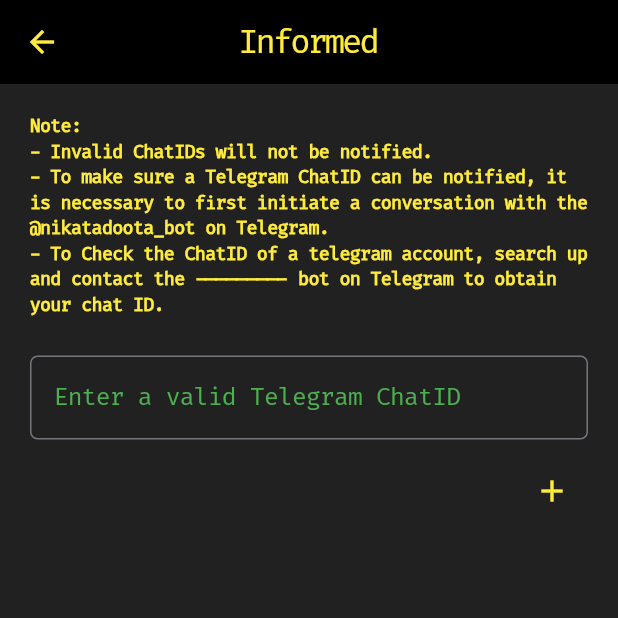
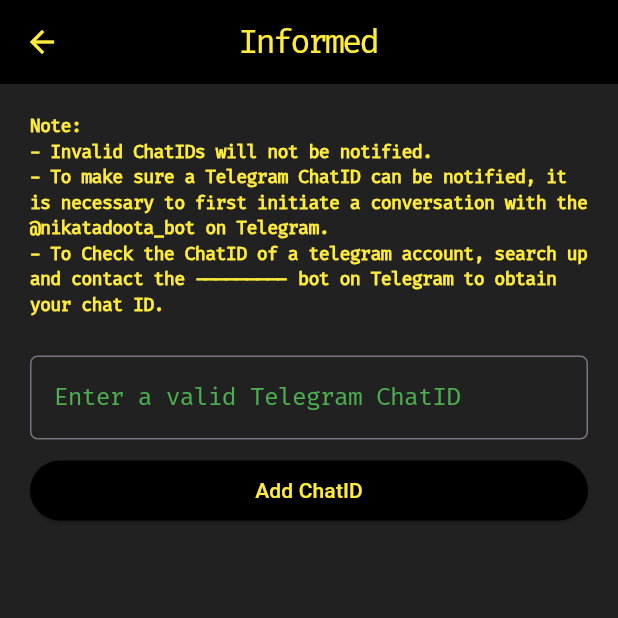
Before and after one commit to themohitnair/nikata-app, a Flutter app: the InformedPage screen opened by its route, on a phone screen of 412 x 824 dp, the top half of it. Run offline on Flutter 3.47's test engine with Material 3 defaults, Android fonts, the phone set to English and light mode, and no system bars; our stand-ins replace flutter_svg.

Commit message:
More modifications to geofence form and informed page

```diff
--- a/nikata/lib/pages/essentials.dart
+++ b/nikata/lib/pages/essentials.dart
@@ -55,74 +55,63 @@
   }
 }
 
-class NewGeofenceForm extends StatelessWidget {
-  const NewGeofenceForm({super.key});
-
-  @override
-  Widget build(BuildContext context) {
-    return Scaffold(
-      backgroundColor: Colors.black.withOpacity(0.3),
-      body: Column(
-        mainAxisAlignment: MainAxisAlignment.center,
-        children: [
-          Padding(
-            padding: const EdgeInsets.symmetric(horizontal: 50, vertical: 0),
-            child: Container(
-              height: 175,
-              decoration: BoxDecoration(
-                color: Colors.grey[700],
-                borderRadius: BorderRadius.circular(20)
-              ),
-
-            ),
-          ),
-        ],
-      )
-
-    );
-  }
-}
-
-class customTextField extends StatelessWidget {
+class customTextField extends StatefulWidget {
   final TextEditingController controller;
   final String labelText;
+  final FormFieldValidator<String>? validator;
 
   const customTextField({
     Key? key,
     required this.controller,
     required this.labelText,
+    this.validator,
   }) : super(key: key);
 
+  @override
+  State<customTextField> createState() => _customTextFieldState();
+}
+
+class _customTextFieldState extends State<customTextField> {
   @override
   Widget build(BuildContext context) {
     return Padding(
       padding: const EdgeInsets.symmetric(horizontal: 20, vertical: 5),
-      child: TextField(
+      child: TextFormField(
+        keyboardType: TextInputType.phone,
+        autocorrect: false,
+        cursorColor: Colors.yellow,
         style: TextStyle(
           color: Colors.yellow,
           fontFamily: 'FiraCode',
         ),
-        controller: controller,
+        controller: widget.controller,
         decoration: InputDecoration(
           labelStyle: TextStyle(
             color: Colors.green,
             fontFamily: 'FiraCode',
             letterSpacing: -0.5,
           ),
-          labelText: labelText,
+          labelText: widget.labelText,
           focusedBorder: OutlineInputBorder(
             borderRadius: BorderRadius.circular(5),
-            borderSide: BorderSide(color: Colors.yellow)
+            borderSide: BorderSide(
+              color: Colors.yellow
+            ),
           ),
           border: OutlineInputBorder(
             borderRadius: BorderRadius.circular(5),
-            borderSide: BorderSide(color: Colors.red)
+            borderSide: BorderSide(color: Colors.red),
           ),
           floatingLabelAlignment: FloatingLabelAlignment.center,
           floatingLabelStyle: TextStyle(
             color: Colors.yellow,
           ),
+          errorStyle: TextStyle(
+            color: Colors.red,
+            fontFamily: 'FiraCode',
+          ),
         ),
+        validator: widget.validator,
       ),
     );
   }
--- a/nikata/lib/pages/informed_page.dart
+++ b/nikata/lib/pages/informed_page.dart
@@ -10,8 +10,9 @@
 }
 
 class _InformedPageState extends State<InformedPage> {
-
   List<String> chatIDList = [];
+  final _formKey = GlobalKey<FormState>();
+  TextEditingController chatIDFieldController = TextEditingController();
 
   @override
   void initState() {
@@ -19,8 +20,15 @@
     // Fetch from database
   }
 
+  bool isValidChatID(String chatID) {
+    if (chatID == '') {
+      return false;
+    }
+    return ((int.tryParse(chatID) != null) && (chatID.length <= 10));
+  }
+
   void addChatID(String chatID) {
-    if (chatID != '') {
+    if (isValidChatID(chatID)) {
       setState(() {
         chatIDList.add(chatID);
         chatIDFieldController.clear();
@@ -36,13 +44,11 @@
     });
   }
 
-  TextEditingController chatIDFieldController = TextEditingController();
-
   @override
   Widget build(BuildContext context) {
     return Scaffold(
       appBar: sidePageAppBar(
-        title: 'Informed'
+        title: 'Informed',
       ),
       body: Column(
         children: [
@@ -56,27 +62,38 @@
                 fontSize: 12,
                 fontWeight: FontWeight.bold,
                 letterSpacing: -0.5,
-              )
+              ),
             ),
           ),
-          customTextField(
-            controller: chatIDFieldController,
-            labelText: 'Enter a valid Telegram ChatID'
+          Form(
+            key: _formKey,
+            child: customTextField(
+              controller: chatIDFieldController,
+              labelText: 'Enter a valid Telegram ChatID',
+              validator: (value) {
+                if (!isValidChatID(value!)) {
+                  return 'Invalid ChatID';
+                }
+                return null;
+              },
+            ),
           ),
           Padding(
             padding: const EdgeInsets.symmetric(horizontal: 20, vertical: 5),
-            child: Row(
-              mainAxisAlignment: MainAxisAlignment.end,
-              children: [
-                IconButton(
-                  highlightColor: Colors.black,
-                  onPressed: () {
+            child: SizedBox(
+              width: 500,
+              child: ElevatedButton(
+                style: ElevatedButton.styleFrom(
+                  backgroundColor: Colors.black,
+                  foregroundColor: Colors.yellow,
+                ),
+                onPressed: () {
+                  if (_formKey.currentState!.validate()) {
                     addChatID(chatIDFieldController.text);
-                  },
-                  color: Colors.yellow,
-                  icon: Icon(Icons.add),
-                ),
-              ],
+                  }
+                },
+                child: Text('Add ChatID'),
+              ),
             ),
           ),
           Expanded(
@@ -89,17 +106,17 @@
                     trailing: IconButton(
                       icon: Icon(
                         Icons.delete,
-                        color: Colors.yellow
+                        color: Colors.yellow,
                       ),
                       onPressed: () {
                         deleteChatID(index);
-                      }
+                      },
                     ),
                     shape: RoundedRectangleBorder(
                       borderRadius: BorderRadius.circular(25),
                       side: BorderSide(
-                        color: Colors.yellow
-                      )
+                        color: Colors.yellow,
+                      ),
                     ),
                     textColor: Colors.yellow,
                     tileColor: Colors.black,
--- a/nikata/pubspec.yaml
+++ b/nikata/pubspec.yaml
@@ -9,7 +9,10 @@
   sdk: ^3.1.1
 
 dependencies:
-  geolocator: ^9.0.2
+  flutter_map: ^6.1.0
+  latlong2: ^0.9.1
+  flutter_map_location_marker: ^8.0.2
+  geolocator: ^11.0.0
   flutter:
     sdk: flutter
   shared_preferences: ^2.0.17
```
Also changed, not shown: nikata/lib/pages/add_new_geofence_page.dart (+84 -0 lines), nikata/lib/pages/geofences_page.dart (+6 -1 lines), nikata/pubspec.lock.
